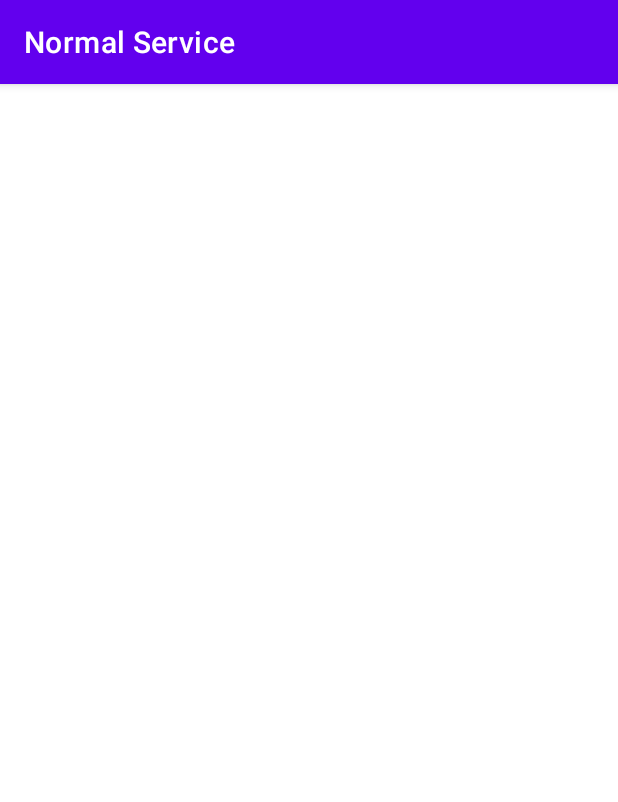
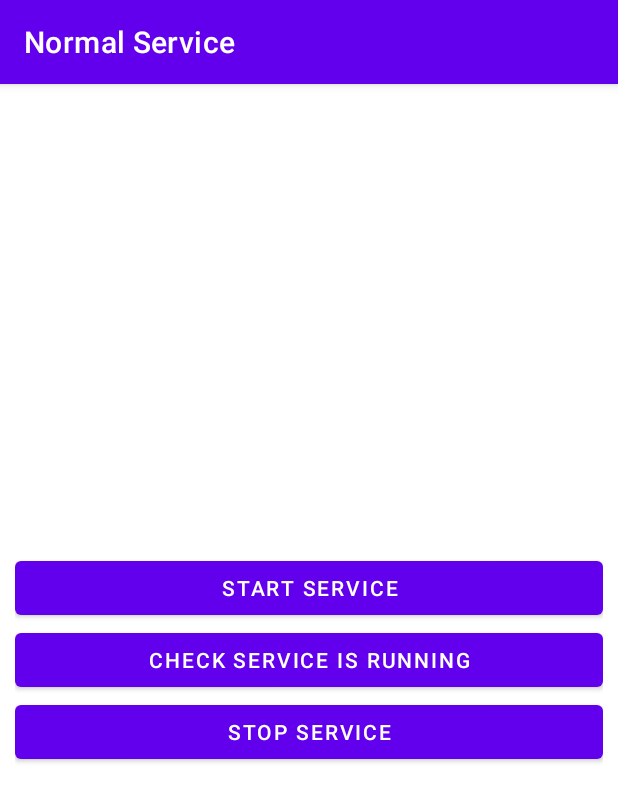
Before and after one commit to devrath/droid-component-services, an Android app: the screen it shows after launch (NormalServiceActivity), after a tap on "NORMAL SERVICE", on a phone screen of 412 x 824 dp. Shown: the top 802 px of the screen. Run offline under Robolectric (Android 15) with nearby library versions, the phone set to English and light mode, and no system bars.

Commit message:
normal service

```diff
--- a/Application/app/src/main/AndroidManifest.xml
+++ b/Application/app/src/main/AndroidManifest.xml
@@ -23,10 +23,14 @@
             </intent-filter>
         </activity>
 
+        <service android:name=".service_normal.services.NormalDownloadService" />
+
         <activity android:name=".service_normal.NormalServiceActivity"
             android:label="@string/normal_service"
             android:theme="@style/Theme.Code"
             />
+
+
     </application>
 
 </manifest>
--- a/Application/app/src/main/java/com/droid/sample/SelectionActivity.kt
+++ b/Application/app/src/main/java/com/droid/sample/SelectionActivity.kt
@@ -16,7 +16,7 @@ class SelectionActivity : AppCompatActivity() {
         setContentView(binding.root)
 
         binding.apply {
-            this.normalServiceId.setOnClickListener {
+            normalServiceId.setOnClickListener {
                 openActivity(NormalServiceActivity::class.java)
             }
         }
--- a/Application/app/src/main/java/com/droid/sample/service_normal/NormalServiceActivity.kt
+++ b/Application/app/src/main/java/com/droid/sample/service_normal/NormalServiceActivity.kt
@@ -1,9 +1,13 @@
 package com.droid.sample.service_normal
 
+import android.content.Intent
 import android.os.Bundle
 import androidx.appcompat.app.AppCompatActivity
 import com.droid.sample.databinding.ActivityMainBinding
 import com.droid.sample.databinding.ActivityServiceNormalBinding
+import com.droid.sample.service_normal.services.NormalDownloadService
+import com.droid.sample.utils.extensions.intent.openActivity
+import com.droid.sample.utils.extensions.toast.toast
 
 class NormalServiceActivity : AppCompatActivity() {
 
@@ -13,6 +17,27 @@ class NormalServiceActivity : AppCompatActivity() {
         super.onCreate(savedInstanceState)
         binding = ActivityServiceNormalBinding.inflate(layoutInflater)
         setContentView(binding.root)
+
+        binding.apply {
+            startServiceId.setOnClickListener {
+                val intent = Intent(this@NormalServiceActivity, NormalDownloadService::class.java)
+                startService(intent)
+            }
+
+            checkServiceId.setOnClickListener {
+                if(NormalDownloadService.isCurrentServiceRunning()){
+                    toast(msg = "Service is running",isShort = true, context = this@NormalServiceActivity)
+                }else{
+                    toast(msg = "Service is not running",isShort = true, context = this@NormalServiceActivity)
+                }
+            }
+
+            stopServiceId.setOnClickListener {
+                NormalDownloadService.stopService()
+            }
+
+
+        }
     }
 
 
--- a/Application/app/src/main/res/layout/activity_service_normal.xml
+++ b/Application/app/src/main/res/layout/activity_service_normal.xml
@@ -1,6 +1,27 @@
 <?xml version="1.0" encoding="utf-8"?>
 <LinearLayout xmlns:android="http://schemas.android.com/apk/res/android"
     android:layout_width="match_parent"
-    android:layout_height="match_parent">
+    android:layout_height="match_parent"
+    android:orientation="vertical"
+    android:padding="@dimen/screen_padding"
+    android:gravity="center">
+
+    <Button
+        android:id="@+id/startServiceId"
+        android:layout_width="match_parent"
+        android:layout_height="wrap_content"
+        android:text="@string/start_service"/>
+
+    <Button
+        android:id="@+id/checkServiceId"
+        android:layout_width="match_parent"
+        android:layout_height="wrap_content"
+        android:text="@string/check_service_is_running"/>
+
+    <Button
+        android:id="@+id/stopServiceId"
+        android:layout_width="match_parent"
+        android:layout_height="wrap_content"
+        android:text="@string/stop_service"/>
 
 </LinearLayout>
--- a/Application/app/src/main/res/values/strings.xml
+++ b/Application/app/src/main/res/values/strings.xml
@@ -1,4 +1,7 @@
 <resources>
     <string name="app_name">Code</string>
     <string name="normal_service">Normal Service</string>
+    <string name="start_service">Start service</string>
+    <string name="check_service_is_running">Check Service is running</string>
+    <string name="stop_service">Stop service</string>
 </resources>
```
Also changed, not shown: Application/app/src/main/java/com/droid/sample/service_normal/services/NormalDownloadService.kt (added, +60 -0 lines).
